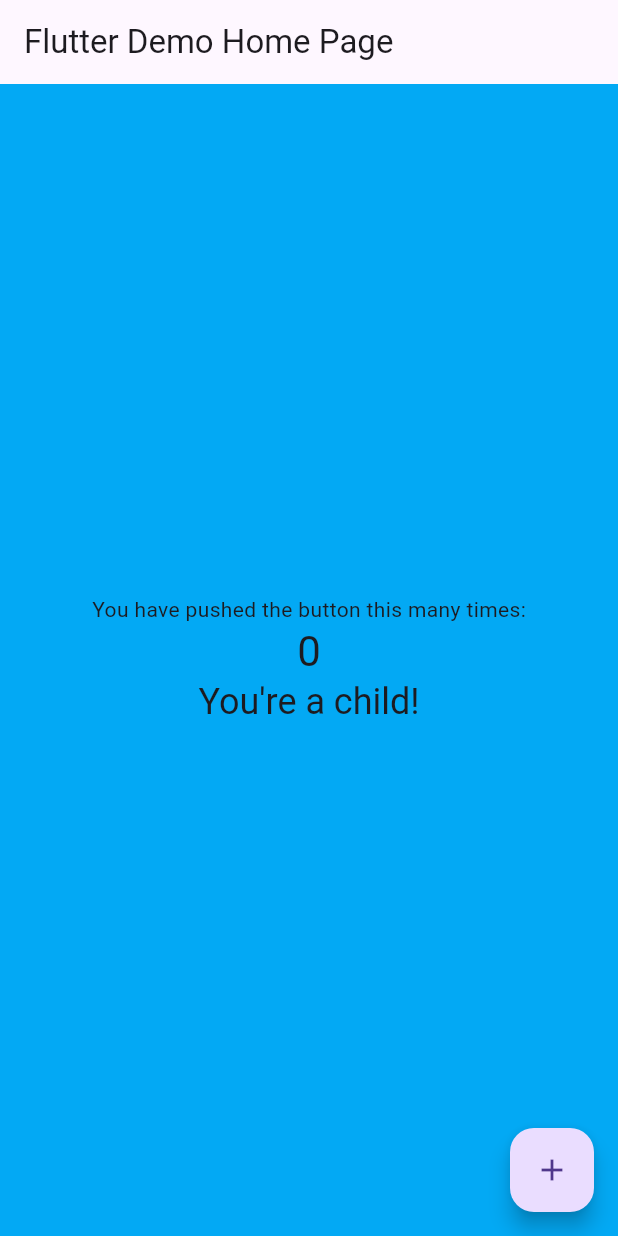
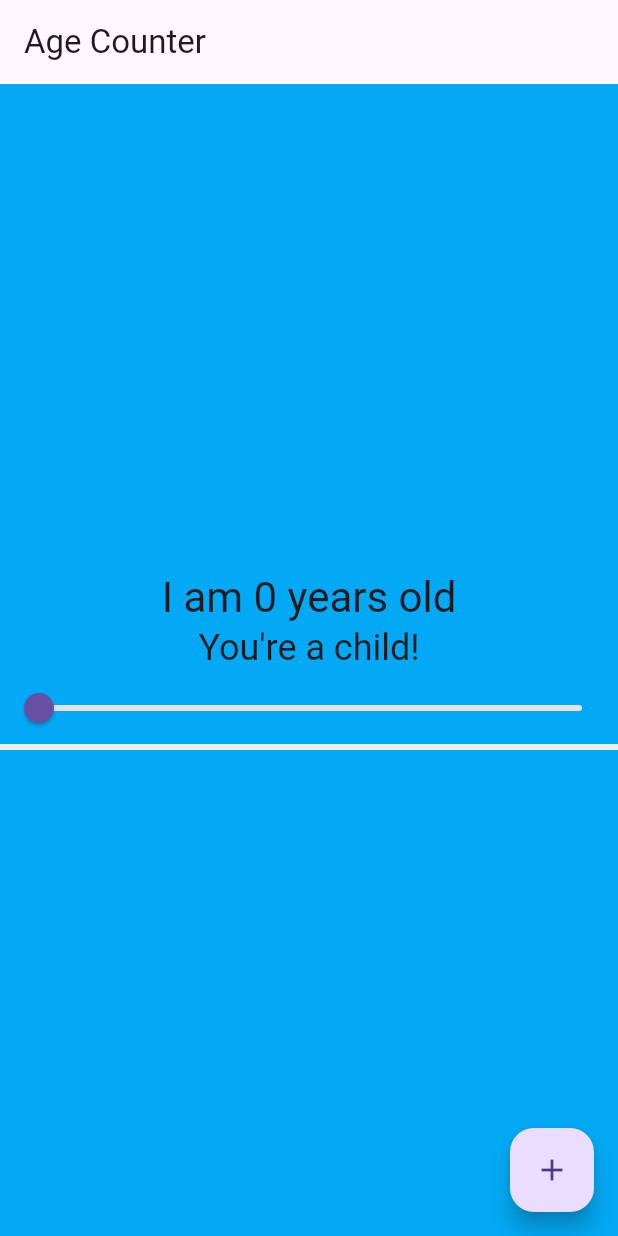
Before and after one commit to BeestingGit/counter, a Flutter app: the screen it shows after launch, on a phone screen of 412 x 824 dp. Run offline on Flutter 3.47's test engine with Material 3 defaults, Android fonts, the phone set to English and light mode, and no system bars; missing offline and left inert: window_size.

Commit message:
Final changes to UI text

```diff
--- a/lib/main.dart
+++ b/lib/main.dart
@@ -90,7 +90,7 @@ class MyHomePage extends StatelessWidget {
   @override
   Widget build(BuildContext context) {
     return Scaffold(
-      appBar: AppBar(title: const Text('Flutter Demo Home Page')),
+      appBar: AppBar(title: const Text('Age Counter')),
       body: Consumer<Counter>(
         builder: (context, counter, child) {
           return Container(
@@ -99,18 +99,35 @@ class MyHomePage extends StatelessWidget {
               child: Column(
                 mainAxisAlignment: MainAxisAlignment.center,
                 children: [
-                  const Text('You have pushed the button this many times:'),
-                  // Consumer looks for an ancestor Provider widget
-                  // and retrieves its model (Counter, in this case).
-                  // Then it uses that model to build widgets, and will trigger
-                  // rebuilds if the model is updated.
                   Text(
-                    '${counter.value}',
+                    'I am ${counter.value} years old',
                     style: Theme.of(context).textTheme.headlineMedium,
                   ),
                   Text(
                     getAgeMilestones(counter.value),
                     style: Theme.of(context).textTheme.headlineSmall,
+                  ),
+                  Slider(
+                    value: counter.value.toDouble(),
+                    min: 0,
+                    max: 99,
+                    divisions: 99,
+                    label: counter.value.toString(),
+                    onChanged: (double newValue) {
+                      counter.value = newValue.toInt();
+                      counter.notifyListeners();
+                    },
+                  ),
+                  LinearProgressIndicator(
+                    value: counter.value / 99,
+                    backgroundColor: Colors.grey[200],
+                    valueColor: AlwaysStoppedAnimation<Color>(
+                      counter.value <= 33
+                          ? Colors.green
+                          : counter.value <= 67
+                          ? Colors.yellow
+                          : Colors.red,
+                    ),
                   ),
                 ],
               ),
@@ -120,21 +137,6 @@ class MyHomePage extends StatelessWidget {
       ),
       floatingActionButton: FloatingActionButton(
         onPressed: () {
-          // You can access your providers anywhere you have access
-          // to the context. One way is to use Provider.of<Counter>(context).
-          // The provider package also defines extension methods on the context
-          // itself. You can call context.watch<Counter>() in a build method
-          // of any widget to access the current state of Counter, and to ask
-          // Flutter to rebuild your widget anytime Counter changes.
-          //
-          // You can't use context.watch() outside build methods, because that
-          // often leads to subtle bugs. Instead, you should use
-          // context.read<Counter>(), which gets the current state
-          // but doesn't ask Flutter for future rebuilds.
-          //
-          // Since we're in a callback that will be called whenever the user
-          // taps the FloatingActionButton, we are not in the build method here.
-          // We should use context.read().
           var counter = context.read<Counter>();
           counter.increment();
         },
```
